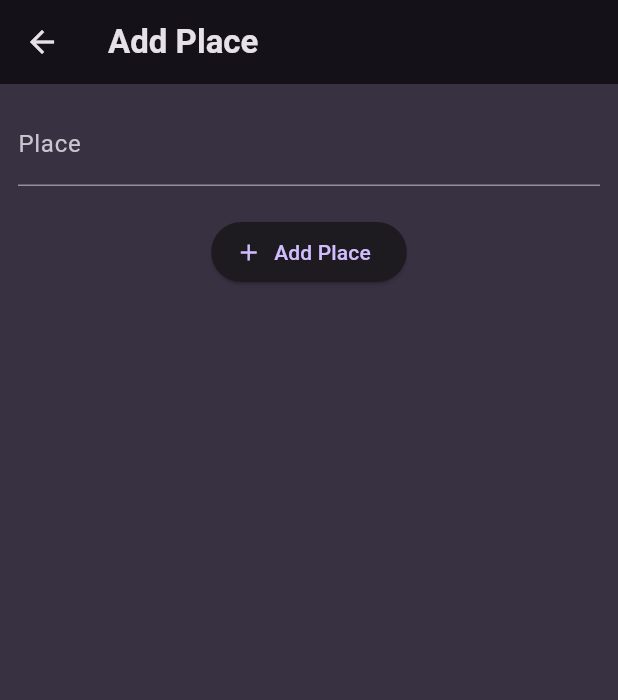
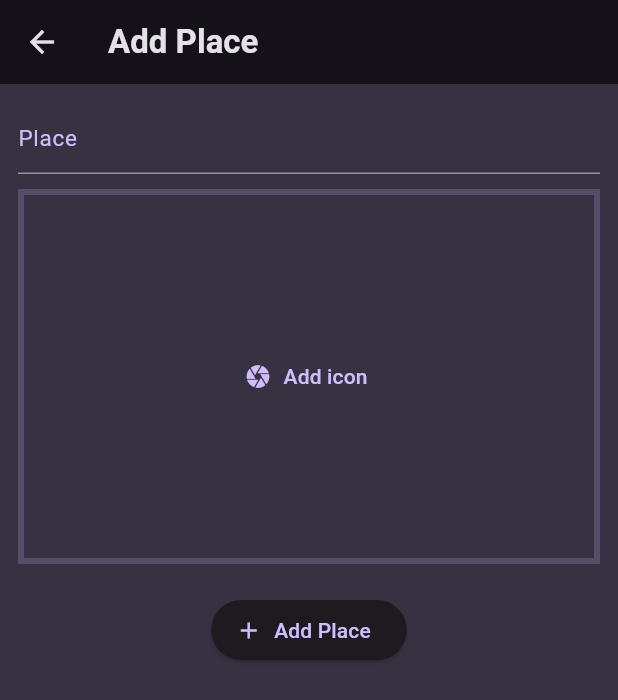
Before and after one commit to gitsak12/fav_place, a Flutter app: the AddPlaceScreen screen opened directly, on a phone screen of 412 x 824 dp. Shown: the top 700 px of the screen. Run offline on Flutter 3.47's test engine with Material 3 defaults, Android fonts, the phone set to English and light mode, and no system bars; our stand-ins replace flutter_riverpod, google_fonts, image_picker.

Commit message:
added camera image, image moded, circle avatar on list tile, changes in provider,

```diff
--- a/lib/Providers/user_places.dart
+++ b/lib/Providers/user_places.dart
@@ -1,11 +1,13 @@
+import 'dart:io';
+
 import 'package:favourite_place/models/place.dart';
 import 'package:flutter_riverpod/flutter_riverpod.dart';
 
 class UserPlacesNotifier extends StateNotifier<List<Place>> {
   UserPlacesNotifier() : super(const []);
 
-  void addPlace(String title) {
-    final newPlace = Place(title: title);
+  void addPlace(String title, File image) {
+    final newPlace = Place(title: title, image: image);
     state = [newPlace, ...state];
   }
 }
--- a/lib/Screens/add_place.dart
+++ b/lib/Screens/add_place.dart
@@ -1,4 +1,7 @@
+import 'dart:io';
+
 import 'package:favourite_place/Providers/user_places.dart';
+import 'package:favourite_place/Widgets/image_input.dart';
 import 'package:favourite_place/models/place.dart';
 import 'package:flutter/cupertino.dart';
 import 'package:flutter/material.dart';
@@ -13,13 +16,14 @@ class AddPlaceScreen extends ConsumerStatefulWidget {
 
 class _AddPlaceScreenState extends ConsumerState<AddPlaceScreen> {
   final _titleController = TextEditingController();
+  late File _selectedImage;
 
   void _savePlace() {
     final enteredText = _titleController.text;
     if (enteredText.isEmpty) {
       return;
     }
-    ref.read(userPlacesProvider.notifier).addPlace(enteredText);
+    ref.read(userPlacesProvider.notifier).addPlace(enteredText, _selectedImage!);
     // agar hmm sirf provider name read kr rhe hai, agar hme notifier class read krni hai toh .notifier likho
     Navigator.of(context).pop();
   }
@@ -43,11 +47,19 @@ class _AddPlaceScreenState extends ConsumerState<AddPlaceScreen> {
           children: [
             TextField(
               style: TextStyle(
-                color: Theme.of(context).colorScheme.onBackground,
+                color: Theme.of(context).colorScheme.primary,
               ),
-              decoration: InputDecoration(labelText: "Place"),
+              decoration: InputDecoration(
+                  hintText: "Place",
+                  hintStyle: TextStyle(
+                    color: Theme.of(context).colorScheme.primary,
+                    fontSize: 15,
+                  )),
               controller: _titleController,
             ),
+            ImageInput(onPickImage: (image) {
+              _selectedImage = image;
+            }),
             SizedBox(
               height: 20,
             ),
--- /dev/null
+++ b/lib/Widgets/image_input.dart
@@ -0,0 +1,62 @@
+import 'dart:io';
+
+import 'package:flutter/cupertino.dart';
+import 'package:flutter/material.dart';
+import 'package:image_picker/image_picker.dart';
+
+class ImageInput extends StatefulWidget {
+  const ImageInput({super.key, required this.onPickImage});
+
+  final void Function(File image) onPickImage;
+
+  @override
+  State<ImageInput> createState() => _ImageInputState();
+}
+
+class _ImageInputState extends State<ImageInput> {
+  File? _selectedImage;
+
+  Future<void> _takePicture() async {
+    final ImagePicker picker = ImagePicker();
+    final XFile? pickedImage =
+        await picker.pickImage(source: ImageSource.camera, maxWidth: 600);
+
+    if (pickedImage == null) {
+      return;
+    }
+    setState(() {
+      _selectedImage = File(pickedImage.path);
+    });
+    widget.onPickImage(_selectedImage!);
+  }
+
+  @override
+  Widget build(BuildContext context) {
+    Widget content = TextButton.icon(
+        onPressed: () {
+          _takePicture();
+        },
+        icon: Icon(Icons.camera),
+        label: Text("Add icon"));
+
+    if (_selectedImage != null) {
+      content = Image.file(
+        _selectedImage!,
+        fit: BoxFit.fill,
+        width: double.infinity,
+      );
+    }
+
+    return Container(
+      margin: EdgeInsets.only(top: 10),
+      height: 250,
+      width: double.infinity,
+      alignment: Alignment.center,
+      decoration: BoxDecoration(
+          border: Border.all(
+              width: 4,
+              color: Theme.of(context).colorScheme.primary.withOpacity(0.2))),
+      child: content,
+    );
+  }
+}
--- a/lib/models/place.dart
+++ b/lib/models/place.dart
@@ -1,11 +1,15 @@
+import 'dart:io';
+
 import 'package:uuid/uuid.dart';
 
 var uuid = Uuid();
-class Place{
-  Place({required this.title}){
 
+class Place {
+  Place({required this.title, required this.image}) {
     id = uuid.v4();
   }
+
   late final String id;
   final String title;
+  final File image;
 }
--- a/pubspec.yaml
+++ b/pubspec.yaml
@@ -38,6 +38,10 @@ dependencies:
   google_fonts: ^6.1.0
   uuid: ^4.2.1
   flutter_riverpod: ^2.4.9
+  image_picker: ^1.0.4
+  camera: ^0.10.5+6
+  path_provider: ^2.1.1
+  path: ^1.8.3
 
 dev_dependencies:
   flutter_test:
```
Also changed, not shown: lib/Widgets/places.list.dart (+6 -1 lines), pubspec.lock, 6 other files.
